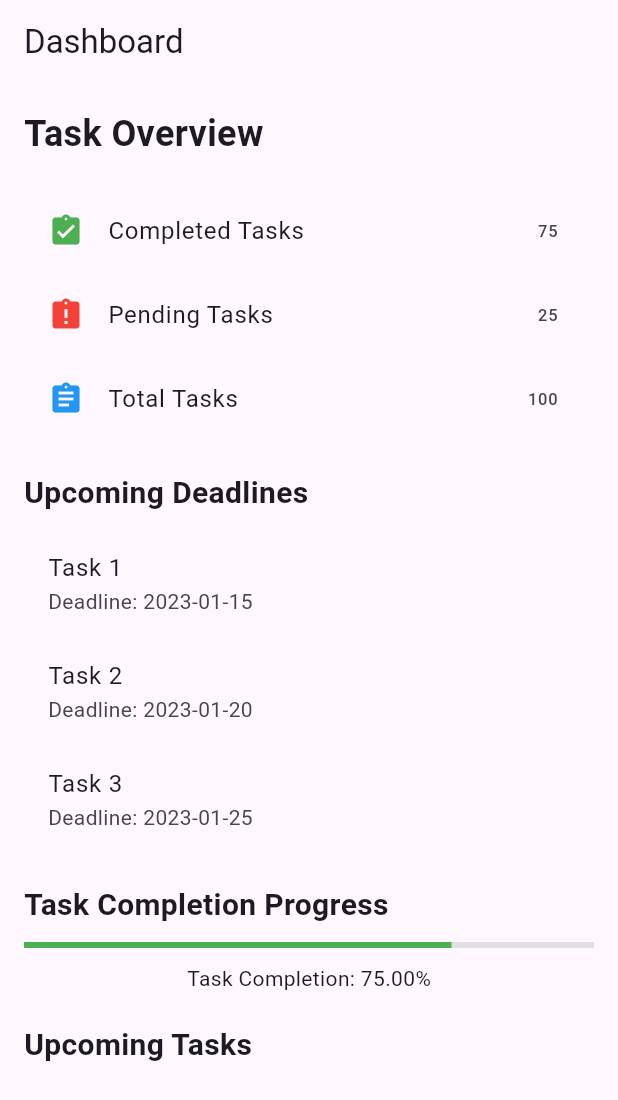
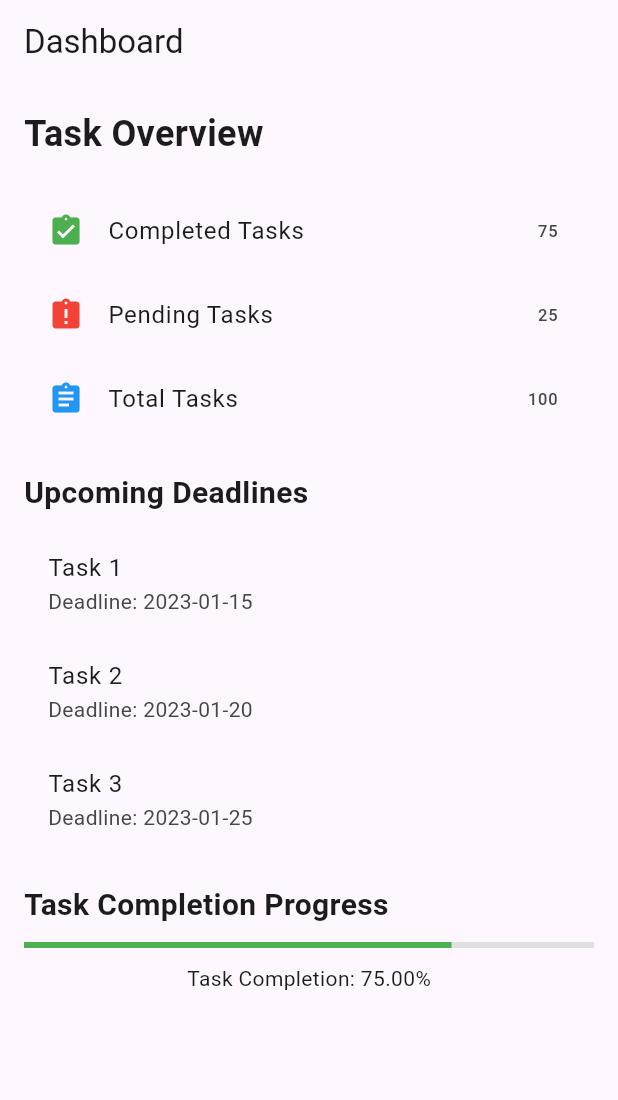
Before and after one commit to johnnnys3/task-management, a Flutter app: the DashboardScreen screen opened directly, on a phone screen of 412 x 824 dp. Shown: the top 1100 px of the screen. Run offline on Flutter 3.47's test engine with Material 3 defaults, Android fonts, the phone set to English and light mode, and no system bars; our stand-ins replace cloud_firestore, firebase_auth, firebase_core, sembast, shared_preferences, table_calendar; missing offline and left inert: simple_gesture_detector; accounts and stored records are empty.

Commit message:
modified dashboard_screen and reporting_screen

```diff
--- a/lib/screens/dashboard_screen.dart
+++ b/lib/screens/dashboard_screen.dart
@@ -3,11 +3,18 @@ import 'package:flutter/material.dart';
 class DashboardScreen extends StatelessWidget {
   @override
   Widget build(BuildContext context) {
+    return LayoutBuilder(
+      builder: (BuildContext context, BoxConstraints viewportConstraints) {
         return Scaffold(
           appBar: AppBar(
             title: Text('Dashboard'),
           ),
-      body: Padding(
+          body: SingleChildScrollView(
+            child: ConstrainedBox(
+              constraints: BoxConstraints(
+                minHeight: viewportConstraints.maxHeight,
+              ),
+              child: Padding(
                 padding: const EdgeInsets.all(16.0),
                 child: Column(
                   crossAxisAlignment: CrossAxisAlignment.start,
@@ -33,16 +40,15 @@ class DashboardScreen extends StatelessWidget {
                     SizedBox(height: 10),
                     _buildTaskCompletionProgress(),
                     SizedBox(height: 20),
-            Text(
-              'Upcoming Tasks',
-              style: TextStyle(fontSize: 20, fontWeight: FontWeight.bold),
-            ),
-            SizedBox(height: 10),
 
                     // Add more widgets as needed for additional dashboard components
                   ],
                 ),
               ),
+            ),
+          ),
+        );
+      },
     );
   }
 
@@ -107,7 +113,4 @@ class DashboardScreen extends StatelessWidget {
       ],
     );
   }
-
-
-
 }
--- a/lib/screens/reporting_screen.dart
+++ b/lib/screens/reporting_screen.dart
@@ -38,12 +38,7 @@ class _ReportingScreenState extends State<ReportingScreen> {
     return Scaffold(
       appBar: AppBar(
         title: Text('Reporting'),
-        leading: IconButton(
-          icon: Icon(Icons.arrow_back),
-          onPressed: () {
-            Navigator.pop(context);
-          },
-        ),
+
       ),
       body: SafeArea(
         child: SingleChildScrollView(
```
Lines whose indentation alone changed are shown as unchanged.
